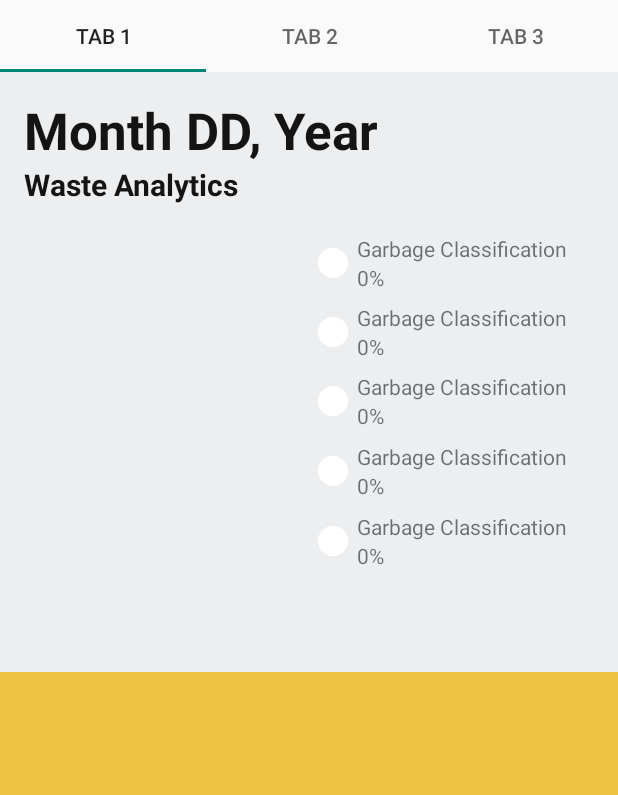
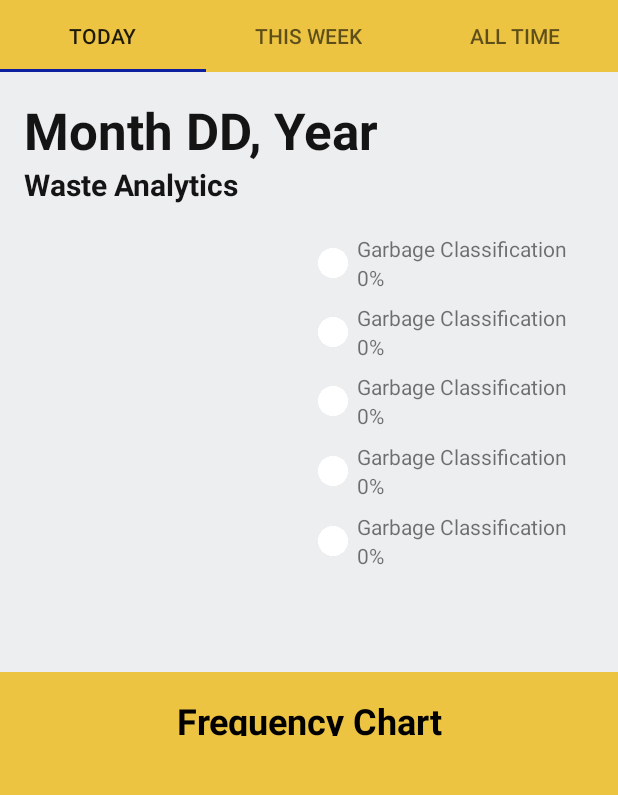
Before and after one commit to Juaaanits/sortiphy-thesis, an Android app: the fragment HistoryFragment placed in its activity, in the side drawer, after a tap on "Statistics", on a phone screen of 412 x 824 dp, the part 84-879 px from its top. Run offline under Robolectric (Android 15) with nearby library versions, the phone set to English and light mode, and no system bars.

Commit message:
Implementation of History Fragment and Continuation of Statistics Fragment
I apologize for the large commit as I forgot to commit multiple times and did all of these changes at once. This commit includes several changes over different areas.

For the statistics fragment, the tabLayout has been colored appropriately, and a layout for the frequency chart has been implemented. Note that the charts haven't been implemented themselves, but are the last objects that have to be finished.

For the history fragment, it has been implemented and completed. It is very bare-bones, so recommendations on how to stylize it will be heavily appreciated.

On other changes, the settings has been temporarily removed, as we have not declared what we would need to add in the settings, if at all. Please discuss this via a meet in a future time, but it will not be part of the MVP until further notice.

The commit after this will (hopefully) conclude the development of the android studio application, and I will move on with developing the backend and database.

```diff
--- a/app/app/src/main/java/com/reviewers/sortiphy/DashboardPageViewFragment.java
+++ b/app/app/src/main/java/com/reviewers/sortiphy/DashboardPageViewFragment.java
@@ -4,6 +4,8 @@ import android.os.Bundle;
 import android.view.LayoutInflater;
 import android.view.View;
 import android.view.ViewGroup;
+import android.widget.LinearLayout;
+
 import androidx.fragment.app.Fragment;
 
 public class DashboardPageViewFragment extends Fragment {
--- a/app/app/src/main/java/com/reviewers/sortiphy/HistoryFragment.java
+++ b/app/app/src/main/java/com/reviewers/sortiphy/HistoryFragment.java
@@ -1,17 +1,39 @@
 package com.reviewers.sortiphy;
 
+import android.graphics.Color;
 import android.os.Bundle;
 import android.view.LayoutInflater;
 import android.view.View;
 import android.view.ViewGroup;
+import android.widget.LinearLayout;
+import android.widget.TextView;
 
 import androidx.fragment.app.Fragment;
 
 public class HistoryFragment extends Fragment {
 
+    private LinearLayout linearLayout;
     @Override
     public View onCreateView(LayoutInflater inflater, ViewGroup container, Bundle savedInstanceState) {
-        return inflater.inflate(R.layout.fragment_history,container,false);
+        View rootView = inflater.inflate(R.layout.fragment_history,container,false);
+        linearLayout = rootView.findViewById(R.id.linear_layout_history);
+        for (int i = 0; i < 17; i++) {
+            View historyItem = getLayoutInflater().inflate(R.layout.history_item, null);
+            TextView dateAndTime = historyItem.findViewById(R.id.date_and_time);
+            TextView content = historyItem.findViewById(R.id.message);
+
+            String dateTime = "1-20-25 | 4:00PM";
+            String message = "Lorem ipsum dolor sit amet, consectetur adipiscing elit, sed do eiusmod tempor incididunt ut labore et dolore magna aliqua.";
+
+            dateAndTime.setText(dateTime);
+            content.setText(message);
+
+            if ((i % 2) == 1) {
+                historyItem.findViewById(R.id.item_layout).setBackgroundColor(Color.parseColor("#C6C6C6"));
+            }
+
+            linearLayout.addView(historyItem);
+        }
+        return rootView;
     }
-
 }
--- a/app/app/src/main/java/com/reviewers/sortiphy/MainActivity.java
+++ b/app/app/src/main/java/com/reviewers/sortiphy/MainActivity.java
@@ -53,9 +53,9 @@ public class MainActivity extends AppCompatActivity implements NavigationView.On
             getSupportFragmentManager().beginTransaction().replace(R.id.fragment_container, new HistoryFragment()).commit();
         } else if (item.getItemId() ==  R.id.nav_statistics) {
             getSupportFragmentManager().beginTransaction().replace(R.id.fragment_container, new StatisticsFragment()).commit();
-        } else if (item.getItemId() ==  R.id.nav_settings) {
-            getSupportFragmentManager().beginTransaction().replace(R.id.fragment_container, new SettingsFragment()).commit();
-        } else if (item.getItemId() ==  R.id.nav_logout) {
+        } /* else if (item.getItemId() ==  R.id.nav_settings) {
+            getSupportFragmentManager().beginTransaction().replace(R.id.fragment_container, new SettingsFragment()).commit(); // no settings for now
+        } */else if (item.getItemId() ==  R.id.nav_logout) {
             startActivity(new Intent(MainActivity.this, LoginScreen.class));
             finish();
         }
--- a/app/app/src/main/java/com/reviewers/sortiphy/StatisticsFragment.java
+++ b/app/app/src/main/java/com/reviewers/sortiphy/StatisticsFragment.java
@@ -38,8 +38,17 @@ public class StatisticsFragment extends Fragment {
         new TabLayoutMediator(tabLayout, viewPager, new TabLayoutMediator.TabConfigurationStrategy() {
             @Override
             public void onConfigureTab(TabLayout.Tab tab, int position) {
-                // Configure the tab, e.g., set text or icon
-                tab.setText("Tab " + (position + 1));
+                switch (position) {
+                    case 0:
+                        tab.setText("Today");
+                        break;
+                    case 1:
+                        tab.setText("This Week");
+                        break;
+                    case 2:
+                        tab.setText("All Time");
+                        break;
+                }
             }
         }).attach();
 
--- a/app/app/src/main/res/layout/fragment_statistics.xml
+++ b/app/app/src/main/res/layout/fragment_statistics.xml
@@ -14,22 +14,24 @@
             android:id="@+id/statistics_tabLayout"
             android:layout_width="match_parent"
             android:layout_height="wrap_content"
-            android:layout_weight="0">
+            android:layout_weight="0"
+            android:background="#ECC442"
+            app:tabIndicatorColor="#0D21A0">
 
             <com.google.android.material.tabs.TabItem
                 android:layout_width="wrap_content"
                 android:layout_height="wrap_content"
-                android:text="Monday" />
+                android:text="Today" />
 
             <com.google.android.material.tabs.TabItem
                 android:layout_width="wrap_content"
                 android:layout_height="wrap_content"
-                android:text="Tuesday" />
+                android:text="This Week" />
 
             <com.google.android.material.tabs.TabItem
                 android:layout_width="wrap_content"
                 android:layout_height="wrap_content"
-                android:text="Wednesday" />
+                android:text="All Time" />
         </com.google.android.material.tabs.TabLayout>
 
         <androidx.viewpager2.widget.ViewPager2
--- /dev/null
+++ b/app/app/src/main/res/layout/frequency_chart.xml
@@ -0,0 +1,42 @@
+<?xml version="1.0" encoding="utf-8"?>
+<androidx.constraintlayout.widget.ConstraintLayout xmlns:android="http://schemas.android.com/apk/res/android"
+    xmlns:app="http://schemas.android.com/apk/res-auto"
+    android:layout_width="match_parent"
+    android:layout_height="match_parent">
+
+    <LinearLayout
+        android:layout_width="match_parent"
+        android:layout_height="match_parent"
+        android:orientation="vertical"
+        android:layout_margin="16dp">
+
+        <androidx.constraintlayout.widget.ConstraintLayout
+            android:id="@+id/desc_container"
+            android:layout_width="match_parent"
+            android:layout_height="match_parent"
+            android:layout_weight="10">
+
+            <TextView
+                android:id="@+id/chart_desc"
+                android:layout_width="wrap_content"
+                android:layout_height="wrap_content"
+                android:text="Frequency Chart"
+                android:textAlignment="center"
+                android:textColor="@color/black"
+                android:textSize="24sp"
+                android:textStyle="bold"
+                app:layout_constraintBottom_toBottomOf="parent"
+                app:layout_constraintEnd_toEndOf="parent"
+                app:layout_constraintStart_toStartOf="parent"
+                app:layout_constraintTop_toTopOf="parent" />
+        </androidx.constraintlayout.widget.ConstraintLayout>
+
+        <androidx.constraintlayout.widget.ConstraintLayout
+            android:id="@+id/chart_container"
+            android:layout_width="match_parent"
+            android:layout_height="match_parent"
+            android:layout_weight="1">
+
+        </androidx.constraintlayout.widget.ConstraintLayout>
+    </LinearLayout>
+</androidx.constraintlayout.widget.ConstraintLayout>
--- a/app/app/src/main/res/layout/viewpager_statistics_fragment.xml
+++ b/app/app/src/main/res/layout/viewpager_statistics_fragment.xml
@@ -123,6 +123,12 @@
             android:layout_height="match_parent"
             android:layout_weight="5"
             android:background="#ECC442">
+            <include
+                android:id="@+id/chart_view"
+                layout="@layout/frequency_chart"
+                android:layout_width="match_parent"
+                android:layout_height="match_parent"
+                />
 
         </androidx.constraintlayout.widget.ConstraintLayout>
 
--- a/app/app/src/main/res/menu/navigation_menu.xml
+++ b/app/app/src/main/res/menu/navigation_menu.xml
@@ -26,10 +26,10 @@
     <item
         android:title="">
         <menu>
-            <item
+            <!--<item
                 android:id="@+id/nav_settings"
                 android:icon="@drawable/nav_settings_icon"
-                android:title="Settings" />
+                android:title="Settings" /> removed settings for now -->
             <item
                 android:id="@+id/nav_logout"
                 android:icon="@drawable/nav_logout_icon"
```
Also changed, not shown: app/app/src/main/res/layout/fragment_history.xml (+12 -6 lines), app/app/src/main/res/layout/history_item.xml (added, +31 -0 lines).
